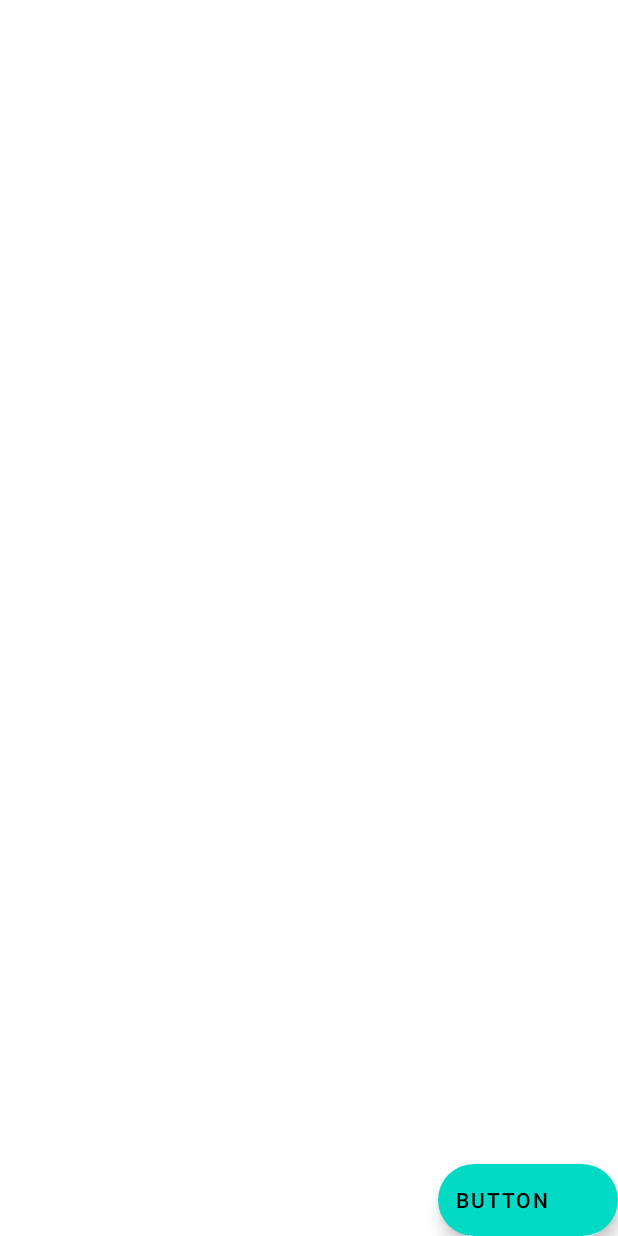
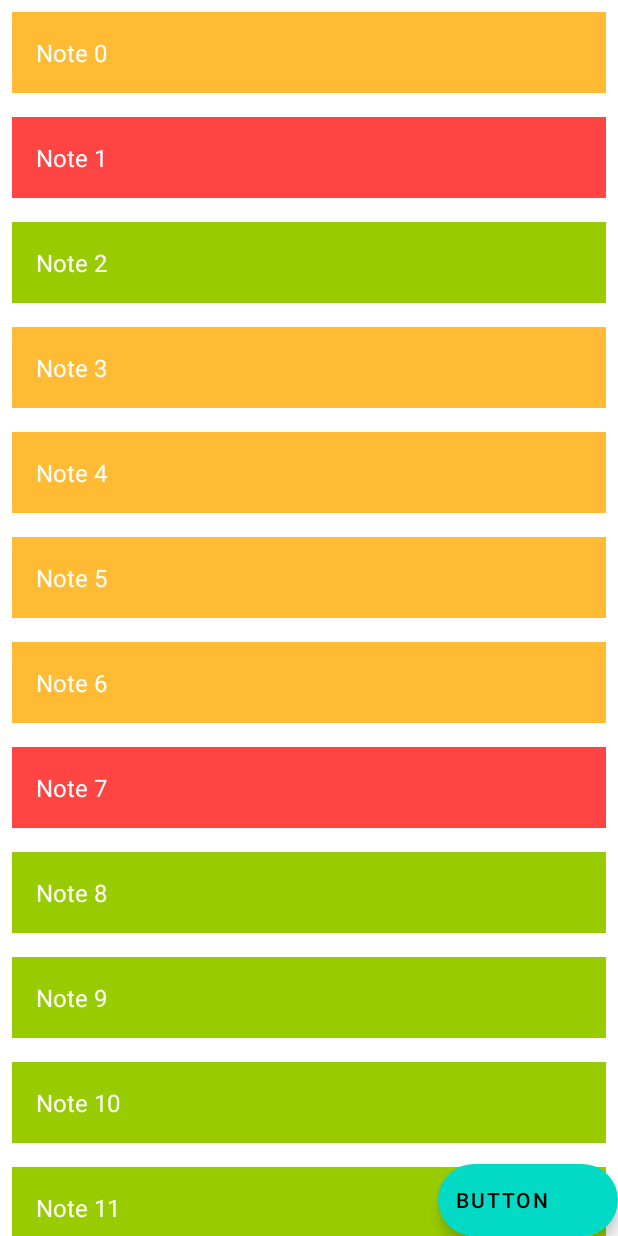
Before and after one commit to timur200362/StepikJavaAndroid1, an Android app: the screen it shows after launch (MainActivity), on a phone screen of 412 x 824 dp. Run offline under Robolectric (Android 15) with nearby library versions, the phone set to English and light mode, and no system bars; 2 statements that could not run were skipped.

Commit message:
add adapter in recyclerView in MainActivity(7.7 lesson)

```diff
--- a/app/src/main/java/com/example/todolist/MainActivity.java
+++ b/app/src/main/java/com/example/todolist/MainActivity.java
@@ -8,6 +8,7 @@ import android.widget.TextView;
 
 import androidx.appcompat.app.AppCompatActivity;
 import androidx.core.content.ContextCompat;
+import androidx.recyclerview.widget.LinearLayoutManager;
 import androidx.recyclerview.widget.RecyclerView;
 
 import com.google.android.material.floatingactionbutton.FloatingActionButton;
@@ -17,8 +18,9 @@ import java.util.Random;
 
 public class MainActivity extends AppCompatActivity {
 
-    private RecyclerView recyclerLayoutNotes;
+    private RecyclerView recyclerViewNotes;
     private FloatingActionButton buttonAddNote;
+    private NotesAdapter notesAdapter;
 
     private Database database=Database.getInstance();
 
@@ -27,6 +29,10 @@ public class MainActivity extends AppCompatActivity {
         super.onCreate(savedInstanceState);
         setContentView(R.layout.activity_main);
         initViews();
+        notesAdapter=new NotesAdapter();
+
+        recyclerViewNotes.setAdapter(notesAdapter);//применяем адаптер для recyclerView
+        //recyclerViewNotes.setLayoutManager(new LinearLayoutManager(this));//как будут располагаться элементы(Добавили через xml)
 
         buttonAddNote.setOnClickListener(new View.OnClickListener() {
             @Override
@@ -40,46 +46,15 @@ public class MainActivity extends AppCompatActivity {
     @Override
     protected void onResume() {
         super.onResume();
-        showNotes();
+        showNotes();//показываем обновлённый список после его изменения, т.к вызывается Resume,а не Create
     }
 
     private void initViews() {
-        recyclerLayoutNotes = findViewById(R.id.recyclerViewNotes);
+        recyclerViewNotes = findViewById(R.id.recyclerViewNotes);
         buttonAddNote = findViewById(R.id.buttonAddNote);
     }
 
     private void showNotes() {
-        linearLayoutNotes.removeAllViews();
-        for (Note note : database.getNotes()) {
-            View view = getLayoutInflater().inflate(
-                    R.layout.note_item,//макет
-                    linearLayoutNotes,//контейнер
-                    false
-            );//преобразовывает из XML в View
-            view.setOnClickListener(new View.OnClickListener() {
-                @Override
-                public void onClick(View view) {
-                    database.remove(note.getId());
-                    showNotes();
-                }
-            });
-            TextView textViewNote = view.findViewById(R.id.textViewNote);//вьюшка каждой записи списка
-            textViewNote.setText(note.getText());
-
-            int colorResId;
-            switch (note.getPriority()) {
-                case 0:
-                    colorResId = android.R.color.holo_green_light;
-                    break;
-                case 1:
-                    colorResId = android.R.color.holo_orange_light;
-                    break;
-                default:
-                    colorResId = android.R.color.holo_red_light;
-            }
-            int color = ContextCompat.getColor(this, colorResId);//получаем цвет по его id
-            textViewNote.setBackgroundColor(color);
-            linearLayoutNotes.addView(view);
-        }
+        notesAdapter.setNotes(database.getNotes());//передаем список всех записей
     }
 }
--- a/app/src/main/java/com/example/todolist/NotesAdapter.java
+++ b/app/src/main/java/com/example/todolist/NotesAdapter.java
@@ -17,6 +17,7 @@ public class NotesAdapter extends RecyclerView.Adapter<NotesAdapter.NotesViewHol
 
     public void setNotes(ArrayList<Note> notes) {
         this.notes = notes;
+        notifyDataSetChanged();//сообщает адаптеру, что данные изменились и их нужно обновить
     }
 
     @NonNull
--- a/app/src/main/res/layout/activity_main.xml
+++ b/app/src/main/res/layout/activity_main.xml
@@ -9,7 +9,10 @@
     <androidx.recyclerview.widget.RecyclerView
         android:id="@+id/recyclerViewNotes"
         android:layout_width="match_parent"
-        android:layout_height="match_parent"/>
+        android:layout_height="match_parent"
+        app:layoutManager="androidx.recyclerview.widget.LinearLayoutManager"
+        tools:listitem="@layout/note_item"
+        tools:itemCount="7"/>
 
     <com.google.android.material.floatingactionbutton.ExtendedFloatingActionButton
         android:id="@+id/buttonAddNote"
```
